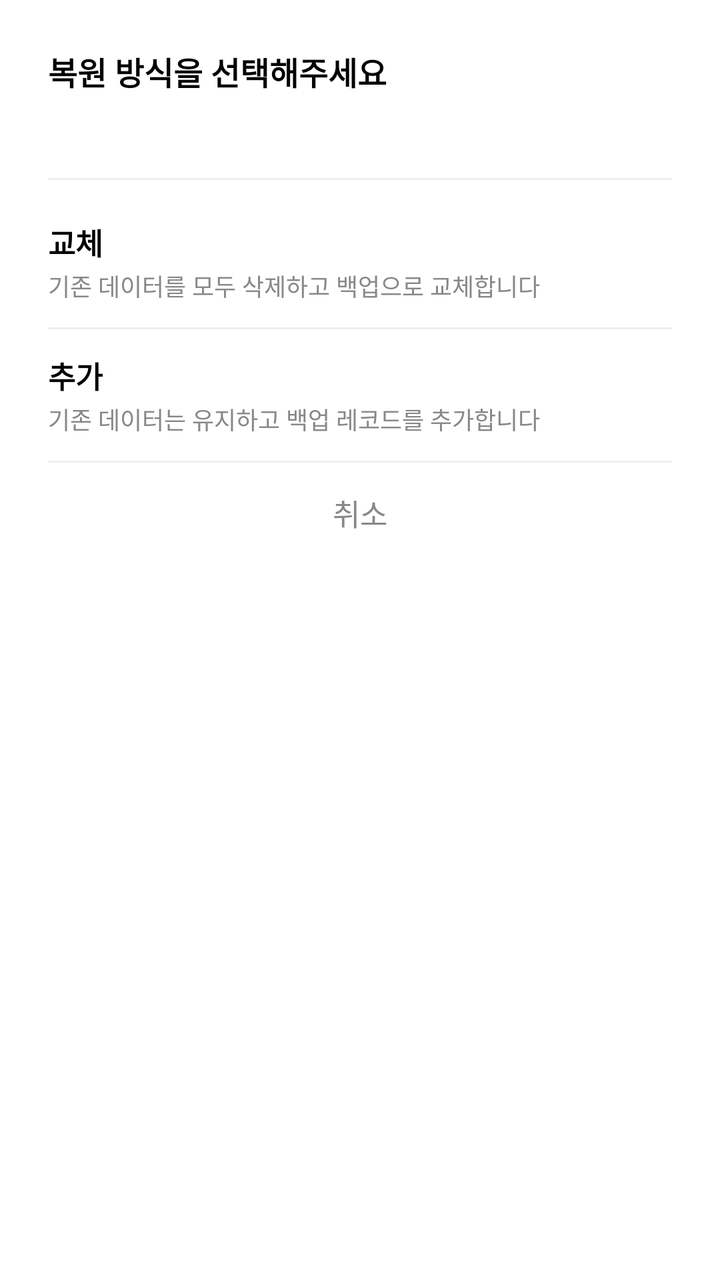
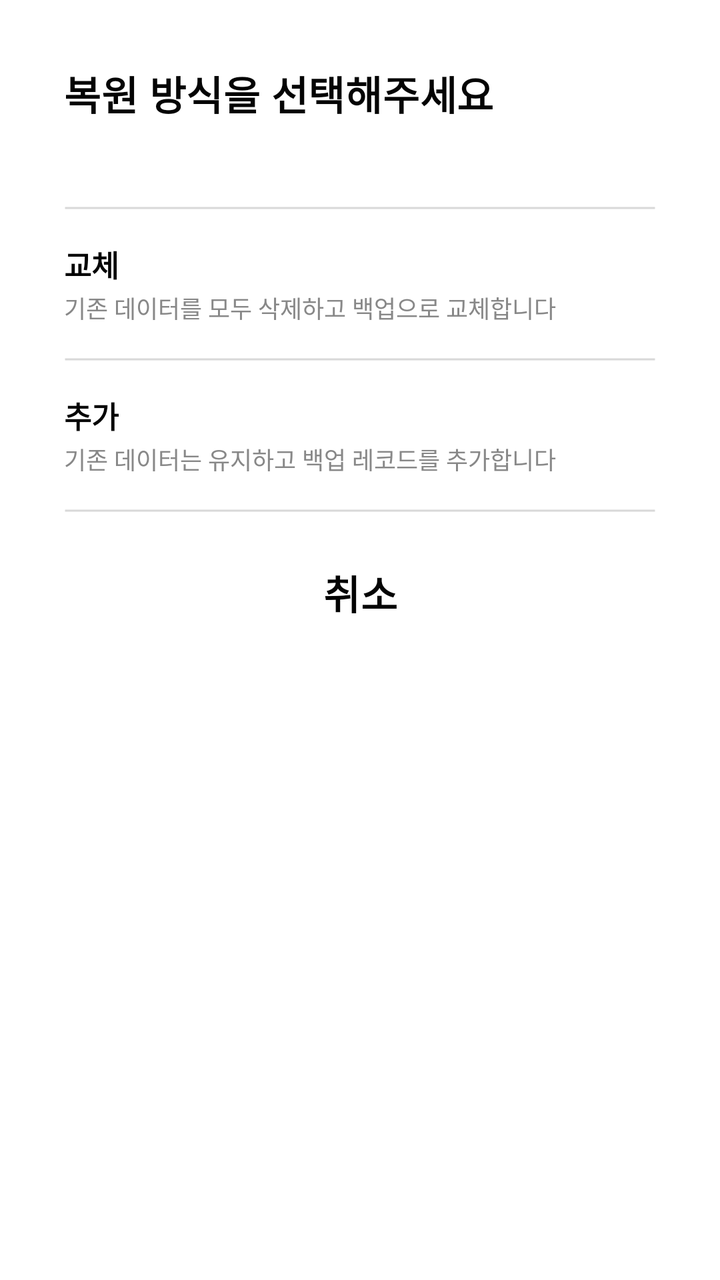

Screens rendered from an Android XML layout before and after an edit, with the pre-edit source and the edit as a unified diff.
<!-- AndroidManifest.xml: application theme Theme.PhotoRecord.NoActionBar -->
<!-- res/layout/dialog_restore_mode.xml -->
<?xml version="1.0" encoding="utf-8"?>
<LinearLayout xmlns:android="http://schemas.android.com/apk/res/android"
    android:layout_width="match_parent"
    android:layout_height="wrap_content"
    android:background="@drawable/background_bottom_sheet_dialog"
    android:orientation="vertical"
    android:padding="24dp">

    <TextView
        android:layout_width="wrap_content"
        android:layout_height="wrap_content"
        android:text="@string/datamgnt_restore_mode_title"
        android:textColor="@color/font"
        android:textSize="16sp"
        android:textStyle="bold" />

    <TextView
        android:id="@+id/tv_restore_current_count"
        android:layout_width="wrap_content"
        android:layout_height="wrap_content"
        android:layout_marginTop="4dp"
        android:textColor="#888888"
        android:textSize="13sp" />

    <View
        android:layout_width="match_parent"
        android:layout_height="1dp"
        android:layout_marginTop="20dp"
        android:layout_marginBottom="8dp"
        android:background="#EEEEEE" />

    <LinearLayout
        android:id="@+id/ll_restore_replace"
        android:layout_width="match_parent"
        android:layout_height="wrap_content"
        android:clickable="true"
        android:focusable="true"
        android:orientation="vertical"
        android:paddingVertical="12dp">

        <TextView
            android:layout_width="wrap_content"
            android:layout_height="wrap_content"
            android:text="@string/datamgnt_restore_mode_replace"
            android:textColor="@color/font"
            android:textSize="15sp"
            android:textStyle="bold" />

        <TextView
            android:layout_width="wrap_content"
            android:layout_height="wrap_content"
            android:layout_marginTop="2dp"
            android:text="@string/datamgnt_restore_mode_replace_desc"
            android:textColor="#888888"
            android:textSize="12sp" />
    </LinearLayout>

    <View
        android:layout_width="match_parent"
        android:layout_height="1dp"
        android:background="#EEEEEE" />

    <LinearLayout
        android:id="@+id/ll_restore_merge"
        android:layout_width="match_parent"
        android:layout_height="wrap_content"
        android:clickable="true"
        android:focusable="true"
        android:orientation="vertical"
        android:paddingVertical="12dp">

        <TextView
            android:layout_width="wrap_content"
            android:layout_height="wrap_content"
            android:text="@string/datamgnt_restore_mode_merge"
            android:textColor="@color/font"
            android:textSize="15sp"
            android:textStyle="bold" />

        <TextView
            android:layout_width="wrap_content"
            android:layout_height="wrap_content"
            android:layout_marginTop="2dp"
            android:text="@string/datamgnt_restore_mode_merge_desc"
            android:textColor="#888888"
            android:textSize="12sp" />
    </LinearLayout>

    <View
        android:layout_width="match_parent"
        android:layout_height="1dp"
        android:background="#EEEEEE" />

    <TextView
        android:id="@+id/tv_restore_cancel"
        android:layout_width="match_parent"
        android:layout_height="wrap_content"
        android:gravity="center"
        android:paddingVertical="14dp"
        android:text="@string/all_cancel"
        android:textColor="#888888"
        android:textSize="15sp" />

</LinearLayout>
<!-- resources referenced by this layout -->
<resources>
  <color name="font">#FF040404</color>
  <!-- drawable background_bottom_sheet_dialog (drawable) -->
  <?xml version="1.0" encoding="utf-8"?>
  <shape xmlns:android="http://schemas.android.com/apk/res/android"
      android:shape="rectangle">
      <solid android:color="@color/dialog"/>
      <corners android:topLeftRadius="30dp"
          android:topRightRadius="30dp"
          android:bottomLeftRadius="30dp"
          android:bottomRightRadius="30dp"/>
  </shape>
  <string name="all_cancel">취소</string>
  <string name="datamgnt_restore_mode_merge">추가</string>
  <string name="datamgnt_restore_mode_merge_desc">기존 데이터는 유지하고 백업 레코드를 추가합니다</string>
  <string name="datamgnt_restore_mode_replace">교체</string>
  <string name="datamgnt_restore_mode_replace_desc">기존 데이터를 모두 삭제하고 백업으로 교체합니다</string>
  <string name="datamgnt_restore_mode_title">복원 방식을 선택해주세요</string>
  <style name="Theme.PhotoRecord.NoActionBar">
          <item name="windowActionBar">false</item>
          <item name="windowNoTitle">true</item>
      </style>
  <color name="dialog">#FFFFFFFF</color>
</resources>

<!-- the commit's change to res/layout/dialog_restore_mode.xml (unified diff, before → after) -->
@@ -1,104 +1,116 @@
 <?xml version="1.0" encoding="utf-8"?>
 <LinearLayout xmlns:android="http://schemas.android.com/apk/res/android"
     android:layout_width="match_parent"
-    android:layout_height="wrap_content"
-    android:background="@drawable/background_bottom_sheet_dialog"
-    android:orientation="vertical"
-    android:padding="24dp">
-
-    <TextView
-        android:layout_width="wrap_content"
-        android:layout_height="wrap_content"
-        android:text="@string/datamgnt_restore_mode_title"
-        android:textColor="@color/font"
-        android:textSize="16sp"
-        android:textStyle="bold" />
-
-    <TextView
-        android:id="@+id/tv_restore_current_count"
-        android:layout_width="wrap_content"
-        android:layout_height="wrap_content"
-        android:layout_marginTop="4dp"
-        android:textColor="#888888"
-        android:textSize="13sp" />
-
-    <View
-        android:layout_width="match_parent"
-        android:layout_height="1dp"
-        android:layout_marginTop="20dp"
-        android:layout_marginBottom="8dp"
-        android:background="#EEEEEE" />
+    android:layout_height="match_parent"
+    android:background="@android:color/transparent"
+    android:orientation="vertical">
 
     <LinearLayout
-        android:id="@+id/ll_restore_replace"
         android:layout_width="match_parent"
-        android:layout_height="wrap_content"
-        android:clickable="true"
-        android:focusable="true"
-        android:orientation="vertical"
-        android:paddingVertical="12dp">
+        android:layout_height="match_parent"
+        android:layout_margin="8dp"
+        android:background="@drawable/background_bottom_sheet_dialog"
+        android:orientation="vertical">
 
         <TextView
+            style="@style/Headline6.Bold"
             android:layout_width="wrap_content"
             android:layout_height="wrap_content"
-            android:text="@string/datamgnt_restore_mode_replace"
-            android:textColor="@color/font"
-            android:textSize="15sp"
-            android:textStyle="bold" />
+            android:paddingLeft="24dp"
+            android:paddingTop="24dp"
+            android:text="@string/datamgnt_restore_mode_title" />
 
         <TextView
+            android:id="@+id/tv_restore_current_count"
             android:layout_width="wrap_content"
             android:layout_height="wrap_content"
-            android:layout_marginTop="2dp"
-            android:text="@string/datamgnt_restore_mode_replace_desc"
-            android:textColor="#888888"
-            android:textSize="12sp" />
-    </LinearLayout>
+            android:layout_marginTop="4dp"
+            android:paddingLeft="24dp"
+            android:textColor="@color/text_secondary"
+            android:textSize="13sp" />
 
-    <View
-        android:layout_width="match_parent"
-        android:layout_height="1dp"
-        android:background="#EEEEEE" />
+        <View
+            android:layout_width="match_parent"
+            android:layout_height="2dp"
+            android:layout_marginTop="20dp"
+            android:layout_marginHorizontal="24dp"
+            android:background="@drawable/divider_dashed" />
 
-    <LinearLayout
-        android:id="@+id/ll_restore_merge"
-        android:layout_width="match_parent"
-        android:layout_height="wrap_content"
-        android:clickable="true"
-        android:focusable="true"
-        android:orientation="vertical"
-        android:paddingVertical="12dp">
+        <LinearLayout
+            android:id="@+id/ll_restore_replace"
+            android:layout_width="match_parent"
+            android:layout_height="wrap_content"
+            android:clickable="true"
+            android:focusable="true"
+            android:orientation="vertical"
+            android:paddingHorizontal="24dp"
+            android:paddingVertical="16dp">
+
+            <TextView
+                android:layout_width="wrap_content"
+                android:layout_height="wrap_content"
+                android:text="@string/datamgnt_restore_mode_replace"
+                android:textColor="@color/font"
+                android:textSize="15sp"
+                android:textStyle="bold" />
+
+            <TextView
+                android:layout_width="wrap_content"
+                android:layout_height="wrap_content"
+                android:layout_marginTop="2dp"
+                android:text="@string/datamgnt_restore_mode_replace_desc"
+                android:textColor="@color/text_secondary"
+                android:textSize="12sp" />
+        </LinearLayout>
+
+        <View
+            android:layout_width="match_parent"
+            android:layout_height="2dp"
+            android:layout_marginHorizontal="24dp"
+            android:background="@drawable/divider_dashed" />
+
+        <LinearLayout
+            android:id="@+id/ll_restore_merge"
+            android:layout_width="match_parent"
+            android:layout_height="wrap_content"
+            android:clickable="true"
+            android:focusable="true"
+            android:orientation="vertical"
+            android:paddingHorizontal="24dp"
+            android:paddingVertical="16dp">
+
+            <TextView
+                android:layout_width="wrap_content"
+                android:layout_height="wrap_content"
+                android:text="@string/datamgnt_restore_mode_merge"
+                android:textColor="@color/font"
+                android:textSize="15sp"
+                android:textStyle="bold" />
+
+            <TextView
+                android:layout_width="wrap_content"
+                android:layout_height="wrap_content"
+                android:layout_marginTop="2dp"
+                android:text="@string/datamgnt_restore_mode_merge_desc"
+                android:textColor="@color/text_secondary"
+                android:textSize="12sp" />
+        </LinearLayout>
+
+        <View
+            android:layout_width="match_parent"
+            android:layout_height="2dp"
+            android:layout_marginHorizontal="24dp"
+            android:background="@drawable/divider_dashed" />
 
         <TextView
-            android:layout_width="wrap_content"
-            android:layout_height="wrap_content"
-            android:text="@string/datamgnt_restore_mode_merge"
-            android:textColor="@color/font"
-            android:textSize="15sp"
-            android:textStyle="bold" />
+            android:id="@+id/tv_restore_cancel"
+            style="@style/Headline6.Bold"
+            android:layout_width="match_parent"
+            android:layout_height="80dp"
+            android:layout_marginLeft="16dp"
+            android:layout_marginRight="16dp"
+            android:gravity="center"
+            android:text="@string/all_cancel" />
 
-        <TextView
-            android:layout_width="wrap_content"
-            android:layout_height="wrap_content"
-            android:layout_marginTop="2dp"
-            android:text="@string/datamgnt_restore_mode_merge_desc"
-            android:textColor="#888888"
-            android:textSize="12sp" />
     </LinearLayout>
-
-    <View
-        android:layout_width="match_parent"
-        android:layout_height="1dp"
-        android:background="#EEEEEE" />
-
-    <TextView
-        android:id="@+id/tv_restore_cancel"
-        android:layout_width="match_parent"
-        android:layout_height="wrap_content"
-        android:gravity="center"
-        android:paddingVertical="14dp"
-        android:text="@string/all_cancel"
-        android:textColor="#888888"
-        android:textSize="15sp" />
-
 </LinearLayout>
<!-- resource entries referenced after the edit -->
@@ -1,6 +1,7 @@
 <!-- resources referenced by this layout -->
 <resources>
   <color name="font">#FF040404</color>
+  <color name="text_secondary">#FF888888</color>
   <!-- drawable background_bottom_sheet_dialog (drawable) -->
   <?xml version="1.0" encoding="utf-8"?>
   <shape xmlns:android="http://schemas.android.com/apk/res/android"
@@ -11,16 +12,28 @@
           android:bottomLeftRadius="30dp"
           android:bottomRightRadius="30dp"/>
   </shape>
+  <!-- drawable divider_dashed (drawable) -->
+  <?xml version="1.0" encoding="utf-8"?>
+  <shape xmlns:android="http://schemas.android.com/apk/res/android"
+      android:shape="line">
+      <stroke
+          android:width="1dp"
+          android:color="@color/divider" />
+  </shape>
   <string name="all_cancel">취소</string>
   <string name="datamgnt_restore_mode_merge">추가</string>
   <string name="datamgnt_restore_mode_merge_desc">기존 데이터는 유지하고 백업 레코드를 추가합니다</string>
   <string name="datamgnt_restore_mode_replace">교체</string>
   <string name="datamgnt_restore_mode_replace_desc">기존 데이터를 모두 삭제하고 백업으로 교체합니다</string>
   <string name="datamgnt_restore_mode_title">복원 방식을 선택해주세요</string>
+  <style name="Headline6.Bold">
+          <item name="android:textStyle">bold</item>
+      </style>
   <style name="Theme.PhotoRecord.NoActionBar">
           <item name="windowActionBar">false</item>
           <item name="windowNoTitle">true</item>
       </style>
   <color name="dialog">#FFFFFFFF</color>
+  <color name="divider">#FFD8D8D8</color>
 </resources>
 
